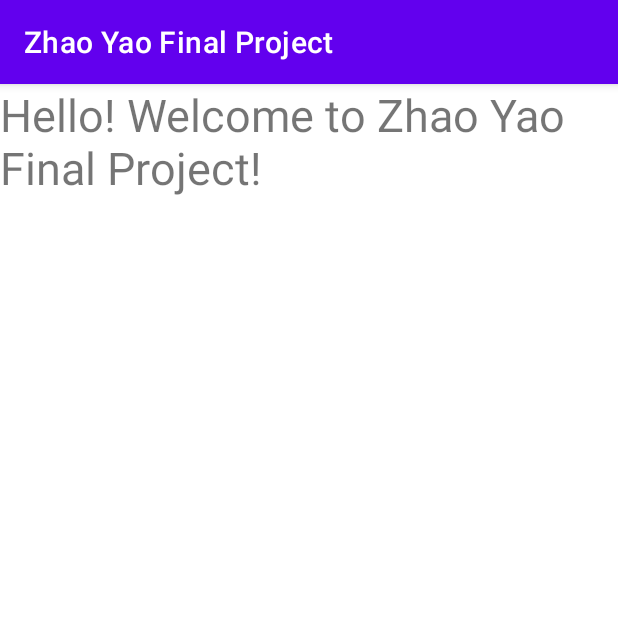
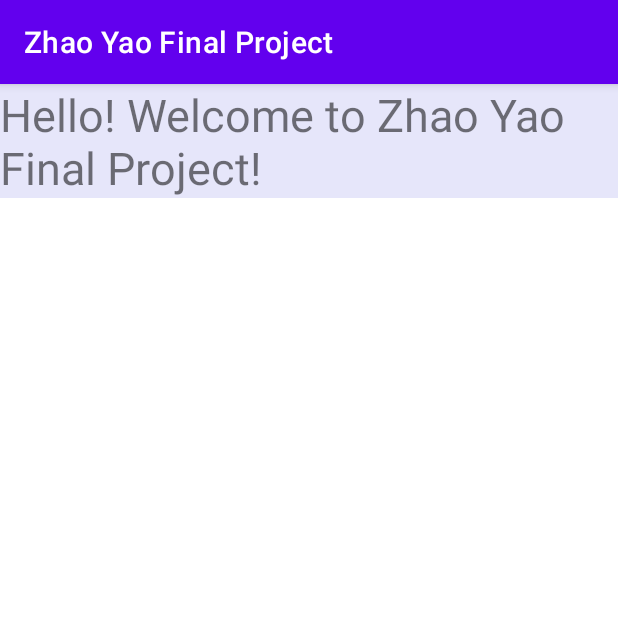
Before and after one commit to zhaoyao077/Baidu_Android_Final_Project, an Android app: the screen it shows after launch (MainActivity), on a phone screen of 412 x 824 dp, the top half of it. Run offline under Robolectric (Android 15) with nearby library versions, the phone set to English and light mode, and no system bars.

Commit message:
给文本添加一个背景色

```diff
--- a/app/src/main/res/layout/activity_main.xml
+++ b/app/src/main/res/layout/activity_main.xml
@@ -6,14 +6,22 @@
     android:layout_height="match_parent"
     tools:context="com.zhaoyao.app.MainActivity">
 
+    <LinearLayout
+        android:layout_width="match_parent"
+        android:layout_height="100dp"
+        android:orientation="horizontal">
+
         <TextView
             android:id="@+id/textView"
             android:layout_width="wrap_content"
             android:layout_height="wrap_content"
             android:text="@string/welcome"
+            android:background="@color/lavender"
             tools:layout_editor_absoluteX="165dp"
             tools:layout_editor_absoluteY="276dp"
             android:textSize="30sp"
             tools:ignore="MissingConstraints" />
 
+    </LinearLayout>
+
 </androidx.constraintlayout.widget.ConstraintLayout>
--- a/app/src/main/res/values/colors.xml
+++ b/app/src/main/res/values/colors.xml
@@ -7,4 +7,5 @@
     <color name="teal_700">#FF018786</color>
     <color name="black">#FF000000</color>
     <color name="white">#FFFFFFFF</color>
+    <color name="lavender">#E6E6FA</color>
 </resources>
```
Also changed, not shown: app/src/main/AndroidManifest.xml (+0 -20 lines). Lines whose indentation alone changed are shown as unchanged.
